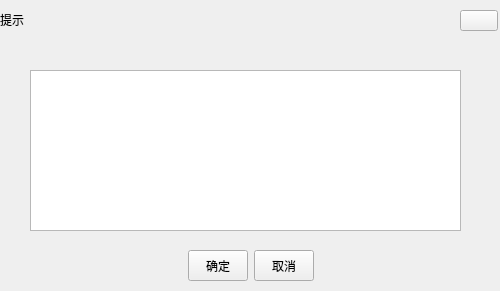
First picture: the form in ChainIDE/popwidget/commondialog.ui, repository HcashOrg/HX-IDE, before the edit.
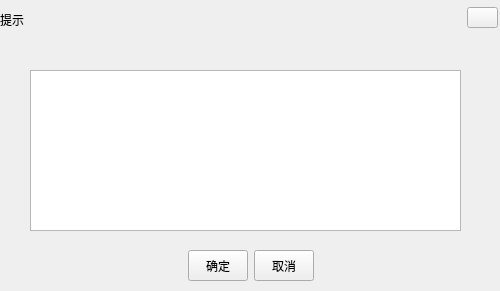
Second picture: the form after the edit.

The edit to the form file:
```diff
--- a/ChainIDE/popwidget/commondialog.ui
+++ b/ChainIDE/popwidget/commondialog.ui
@@ -29,9 +29,9 @@
   <widget class="QToolButton" name="closeBtn">
    <property name="geometry">
     <rect>
-     <x>460</x>
-     <y>10</y>
-     <width>38</width>
+     <x>467</x>
+     <y>7</y>
+     <width>31</width>
      <height>21</height>
     </rect>
    </property>
@@ -52,7 +52,7 @@
     </rect>
    </property>
   </widget>
-  <widget class="QWidget" name="">
+  <widget class="QWidget" name="layoutWidget">
    <property name="geometry">
     <rect>
      <x>0</x>
```
Left out of the diff: 5 changed lines with no effect on the pictures.
